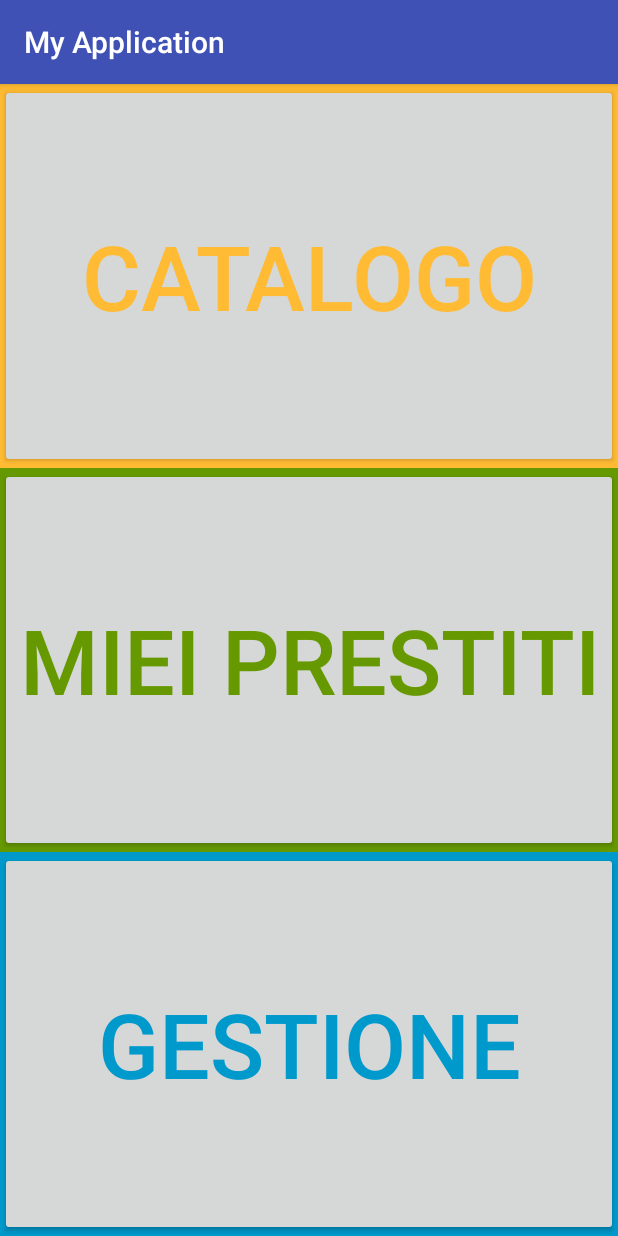
After one commit to rondj994/MyApplication, an Android app: the BenvenutoAmministratore screen opened directly, with no data from a screen before it, on a phone screen of 412 x 824 dp. The commit adds this screen. Run offline under Robolectric (Android 15) with nearby library versions, the phone set to English and light mode, and no system bars.

Commit message:
collegamento con catalogo: fatto

```diff
--- a/app/build.gradle
+++ b/app/build.gradle
@@ -26,6 +26,6 @@ dependencies {
     })
     compile 'com.android.support:appcompat-v7:24.2.1'
     compile 'com.android.support:design:24.2.1'
-    compile 'com.android.support.constraint:constraint-layout:+'
+    compile 'com.android.support.constraint:constraint-layout:1.0.2'
     testCompile 'junit:junit:4.12'
 }
--- a/app/src/main/AndroidManifest.xml
+++ b/app/src/main/AndroidManifest.xml
@@ -23,7 +23,9 @@
         <activity
             android:name=".Activities.LoginActivity"
             android:label="@string/title_activity_login" />
-        <activity android:name=".Activities.CatalogoActivity"></activity>
+        <activity android:name=".Activities.CatalogoActivity" />
+        <activity android:name=".Activities.BenvenutoCliente" />
+        <activity android:name=".Activities.BenvenutoAmministratore"></activity>
     </application>
 
 </manifest>
--- /dev/null
+++ b/app/src/main/java/com/example/daviderondana/myapplication/Activities/BenvenutoAmministratore.java
@@ -0,0 +1,15 @@
+package com.example.daviderondana.myapplication.Activities;
+
+import android.support.v7.app.AppCompatActivity;
+import android.os.Bundle;
+
+import com.example.daviderondana.myapplication.R;
+
+public class BenvenutoAmministratore extends AppCompatActivity {
+
+    @Override
+    protected void onCreate(Bundle savedInstanceState) {
+        super.onCreate(savedInstanceState);
+        setContentView(R.layout.activity_benvenuto_amministratore);
+    }
+}
--- /dev/null
+++ b/app/src/main/res/layout/activity_benvenuto_amministratore.xml
@@ -0,0 +1,64 @@
+<?xml version="1.0" encoding="utf-8"?>
+<LinearLayout xmlns:android="http://schemas.android.com/apk/res/android"
+    xmlns:tools="http://schemas.android.com/tools"
+    android:id="@+id/activity_main"
+    android:layout_width="match_parent"
+    android:layout_height="match_parent"
+    android:orientation="vertical"
+    android:weightSum="3"
+    tools:context="com.example.daviderondana.myapplication.Activities.MainActivity">
+
+
+    <LinearLayout
+        android:layout_width="match_parent"
+        android:layout_height="0dp"
+        android:layout_weight="1"
+        android:background="@android:color/holo_orange_light">
+
+        <Button
+            android:id="@+id/catalogo_button"
+            android:layout_width="match_parent"
+            android:layout_height="match_parent"
+            android:text="CATALOGO"
+            android:textColor="@android:color/holo_orange_light"
+            android:textSize="60dp" />
+
+    </LinearLayout>
+
+    <LinearLayout
+        android:layout_width="match_parent"
+        android:layout_height="0dp"
+        android:layout_weight="1"
+        android:background="@android:color/holo_green_dark">
+
+        <Button
+            android:id="@+id/miei_prestiti_button"
+            android:layout_width="match_parent"
+            android:layout_height="match_parent"
+            android:text="MIEI PRESTITI"
+            android:textColor="@android:color/holo_green_dark"
+            android:textSize="60dp" />
+
+    </LinearLayout>
+
+    <LinearLayout
+        android:layout_width="match_parent"
+        android:layout_height="0dp"
+        android:layout_weight="1"
+        android:background="@android:color/holo_blue_dark">
+
+        <Button
+            android:id="@+id/miei_prestiti_button"
+            android:layout_width="match_parent"
+            android:layout_height="match_parent"
+            android:text="Gestione"
+            android:textColor="@android:color/holo_blue_dark"
+            android:textSize="60dp" />
+
+    </LinearLayout>
+
+
+
+
+
+</LinearLayout>
```
Also changed, not shown: app/src/main/java/com/example/daviderondana/myapplication/Activities/BenvenutoCliente.java (added, +15 -0 lines), app/src/main/java/com/example/daviderondana/myapplication/Activities/MainActivity.java (+16 -0 lines), app/src/main/java/com/example/daviderondana/myapplication/ClickListeners/CatAfterLogClickListener.java (added, +8 -0 lines), app/src/main/java/com/example/daviderondana/myapplication/ClickListeners/GestioneClickListener.java (added, +8 -0 lines), app/src/main/java/com/example/daviderondana/myapplication/ClickListeners/MieiPrestitiClickListener.java (added, +8 -0 lines), app/src/main/java/com/example/daviderondana/myapplication/Connection.java (added, +125 -0 lines), app/src/main/res/layout/activity_benvenuto_cliente.xml (added, +48 -0 lines).
